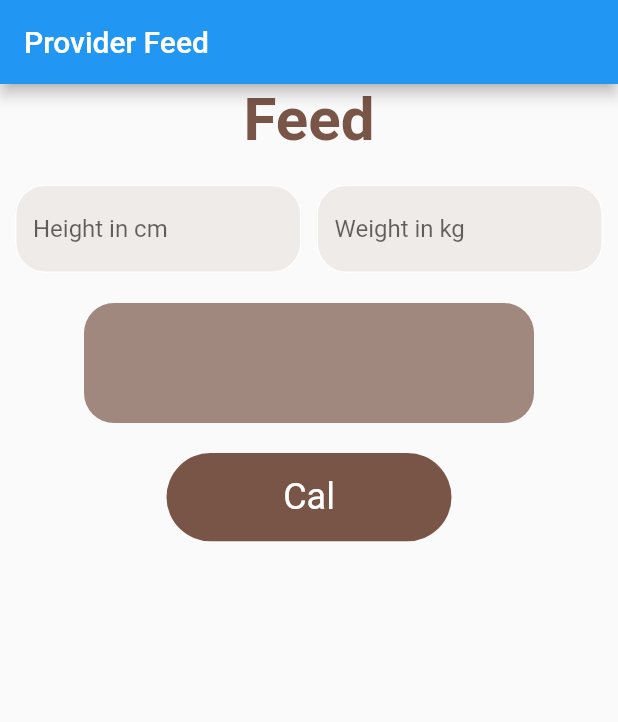
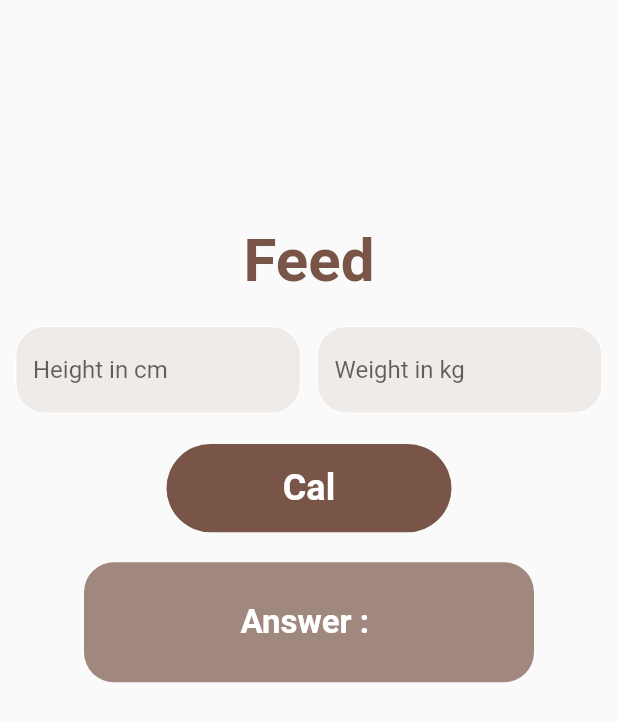
Before and after one commit to its-asaduzzaman/provider_feed_flutter, a Flutter app: the screen it shows after launch, on a phone screen of 412 x 824 dp. Shown: the top 722 px of the screen. Run offline on Flutter 3.47's test engine with Material 2 defaults, Android fonts, the phone set to English and light mode, and no system bars.

Commit message:
refactor code

```diff
--- a/lib/calculation/cal_functions.dart
+++ b/lib/calculation/cal_functions.dart
@@ -8,7 +8,7 @@ class CalFunction with ChangeNotifier {
   void bmiCal(double height, double weight) {
     double result = weight / ((height / 100) * (height / 100));
 
-    _finalResult = result.toString();
+    _finalResult = result.round().toString();
     notifyListeners();
   }
 }
--- a/lib/main.dart
+++ b/lib/main.dart
@@ -19,6 +19,7 @@ class MyApp extends StatelessWidget {
   @override
   Widget build(BuildContext context) {
     return MaterialApp(
+      debugShowCheckedModeBanner: false,
       title: 'Flutter Demo',
       theme: ThemeData(
         primarySwatch: Colors.blue,
--- a/lib/screens/my_home_screen.dart
+++ b/lib/screens/my_home_screen.dart
@@ -1,7 +1,7 @@
 import 'package:flutter/material.dart';
 import 'package:provider/provider.dart';
 import 'package:provider_feed/widgets/button_widget.dart';
-import 'package:provider_feed/widgets/input_widget.dart';
+import 'package:provider_feed/widgets/text_field_widget.dart';
 import 'package:provider_feed/calculation/cal_functions.dart';
 
 class MyHomePage extends StatelessWidget {
@@ -9,16 +9,17 @@ class MyHomePage extends StatelessWidget {
 
   final _weight = TextEditingController();
 
+  MyHomePage({Key? key}) : super(key: key);
+
   @override
   Widget build(BuildContext context) {
     return Scaffold(
-      appBar: AppBar(
-        title: Text('Provider Feed'),
-      ),
-      body: Column(
+      body: SafeArea(
+        child: Padding(
+          padding: const EdgeInsets.only(top: 150),
+          child: Column(
             children: [
-          Container(
-            child: Text(
+              const Text(
                 "Feed",
                 style: TextStyle(
                   fontSize: 40,
@@ -26,13 +27,12 @@ class MyHomePage extends StatelessWidget {
                   color: Colors.brown,
                 ),
               ),
-          ),
-          SizedBox(
+              const SizedBox(
                 height: 20,
               ),
               Row(
                 children: [
-              SizedBox(
+                  const SizedBox(
                     width: 10,
                   ),
                   Expanded(
@@ -41,7 +41,7 @@ class MyHomePage extends StatelessWidget {
                         textHint: 'Height in cm',
                         borderRadius: 20),
                   ),
-              SizedBox(
+                  const SizedBox(
                     width: 10,
                   ),
                   Expanded(
@@ -50,42 +50,52 @@ class MyHomePage extends StatelessWidget {
                         textHint: 'Weight in kg',
                         borderRadius: 20),
                   ),
-              SizedBox(
+                  const SizedBox(
                     width: 10,
                   ),
                 ],
               ),
-          SizedBox(
+              const SizedBox(
+                height: 20,
+              ),
+              Container(
+                padding: const EdgeInsets.only(left: 30, right: 30),
+                width: 250,
+                child: GestureDetector(
+                  onTap: () {
+                    return context.read<CalFunction>().bmiCal(
+                        double.parse(_height.text), double.parse(_weight.text));
+                  },
+                  child: const ButtonWidget(
+                      backgroundColor: Colors.brown,
+                      text: 'Cal',
+                      textColor: Colors.white),
+                ),
+              ),
+              const SizedBox(
                 height: 20,
               ),
               Container(
                 height: 80,
                 width: 300,
                 decoration: BoxDecoration(
-              borderRadius: BorderRadius.all(Radius.circular(20)),
+                  borderRadius: const BorderRadius.all(Radius.circular(20)),
                   color: Colors.brown.shade300,
                 ),
                 child: Center(
-              child: Text('${context.watch<CalFunction>().finalResult}'),
+                  child: Text(
+                    'Answer : ${context.watch<CalFunction>().finalResult}',
+                    style: const TextStyle(
+                        fontSize: 22,
+                        fontWeight: FontWeight.bold,
+                        color: Colors.white),
                   ),
-          ),
-          SizedBox(
-            height: 20,
-          ),
-          Container(
-            padding: EdgeInsets.only(left: 30, right: 30),
-            width: 250,
-            child: GestureDetector(
-              onTap: () => context.read<CalFunction>().bmiCal(
-                  double.parse(_height.text), double.parse(_weight.text)),
-              child: ButtonWidget(
-                  backgroundColor: Colors.brown,
-                  text: 'Cal',
-                  textColor: Colors.white),
                 ),
               ),
             ],
           ),
+        ),
+      ),
     );
   }
 }
--- a/lib/widgets/button_widget.dart
+++ b/lib/widgets/button_widget.dart
@@ -26,6 +26,7 @@ class ButtonWidget extends StatelessWidget {
           style: TextStyle(
             color: textColor,
             fontSize: 24.0,
+            fontWeight: FontWeight.bold,
           ),
         ),
       ),
```
Also changed, not shown: lib/widgets/text_field_widget.dart (renamed from lib/widgets/input_widget.dart). Lines whose indentation alone changed are shown as unchanged.
